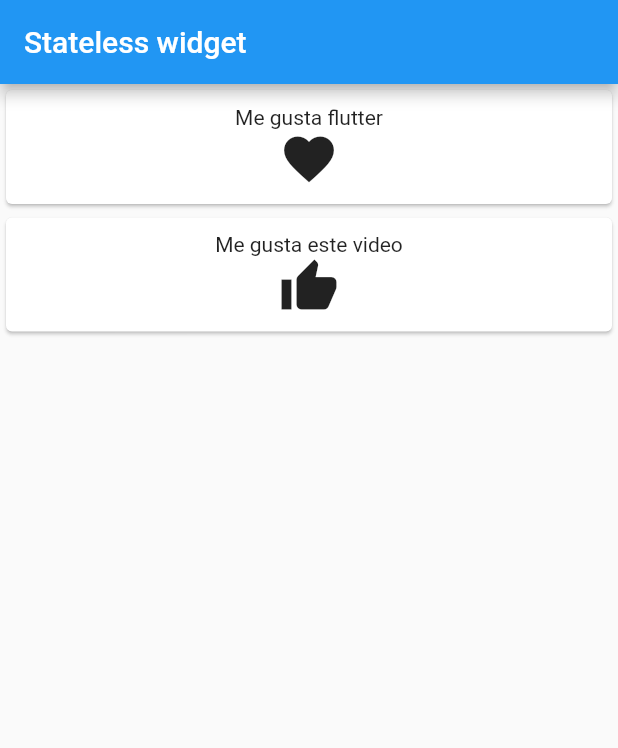
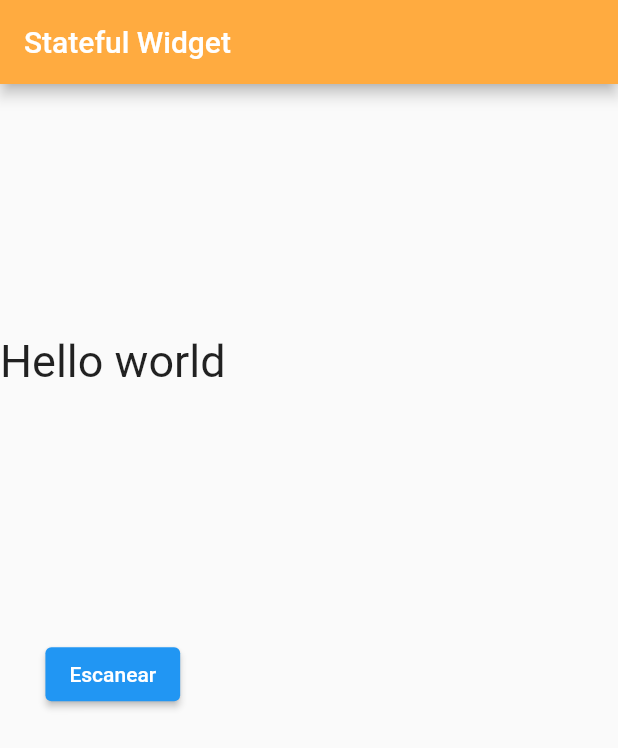
Before and after one commit to DiegoHDLC/ProyectoRMI, a Flutter app: the screen it shows after launch, on a phone screen of 412 x 824 dp. Shown: the top 748 px of the screen. Run offline on Flutter 3.47's test engine with Material 2 defaults, Android fonts, the phone set to English and light mode, and no system bars; missing offline and left inert: flutter_barcode_scanner.

Commit message:
Escaneo QR o Barras, a probar

```diff
--- a/lib/main.dart
+++ b/lib/main.dart
@@ -1,60 +1,50 @@
 import 'package:flutter/material.dart';
+import 'package:flutter_barcode_scanner/flutter_barcode_scanner.dart';
 
 void main() {
   runApp(new MaterialApp(
-    home: MyApp(),
+    home: MyButton(),
   ));
 }
 
-class MyApp extends StatelessWidget {
+class MyButton extends StatefulWidget {
+  MyButton({Key? key}) : super(key: key);
+
+  @override
+  State<MyButton> createState() => _MyButtonState();
+}
+
+class _MyButtonState extends State<MyButton> {
+  String _data = "";
+  _scan() async {
+    await FlutterBarcodeScanner.scanBarcode(
+            "#000000", "Cancel", true, ScanMode.BARCODE)
+        .then((value) => setState(() => _data = value));
+  }
+
   @override
   Widget build(BuildContext context) {
-    final double iconSize = 40.0;
     return new Scaffold(
       appBar: new AppBar(
-        title: new Text("Stateless widget"),
+        title: new Text("Stateful Widget"),
+        backgroundColor: Colors.orangeAccent,
       ),
       body: new Container(
-        alignment: Alignment.center,
         child: new Column(
-          crossAxisAlignment: CrossAxisAlignment.stretch,
+          mainAxisAlignment: MainAxisAlignment.spaceEvenly,
           children: <Widget>[
-            new MyCard(
-                title: new Text("Me gusta flutter"),
-                icon: new Icon(
-                  Icons.favorite,
-                  size: iconSize,
-                )),
-            new MyCard(
-                title: new Text("Me gusta este video"),
-                icon: new Icon(
-                  Icons.thumb_up,
-                  size: iconSize,
-                )),
+            new Text(
+              "Hello world",
+              style: TextStyle(fontSize: 30),
+            ),
+            ElevatedButton(
+              onPressed: () => _scan(),
+              child: Text("Escanear"),
+            ),
+            Text(_data)
           ],
         ),
       ),
     );
   }
 }
-
-class MyCard extends StatelessWidget {
-  final Widget title;
-  final Widget icon;
-
-  MyCard({required this.title, required this.icon});
-  @override
-  Widget build(BuildContext context) {
-    return new Container(
-      padding: const EdgeInsets.only(bottom: 1.0),
-      child: new Card(
-        child: new Container(
-          padding: const EdgeInsets.all(10),
-          child: Column(
-            children: [this.title, this.icon],
-          ),
-        ),
-      ),
-    );
-  }
-}
--- a/pubspec.yaml
+++ b/pubspec.yaml
@@ -34,6 +34,7 @@
   # The following adds the Cupertino Icons font to your application.
   # Use with the CupertinoIcons class for iOS style icons.
   cupertino_icons: ^1.0.2
+  flutter_barcode_scanner: ^2.0.0
 
 dev_dependencies:
   flutter_test:
```
Also changed, not shown: pubspec.lock, 1 other file.
